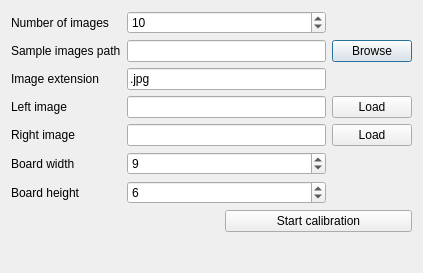
This is testcalibrationdialog.ui in asergiu/camcalib as Qt 5 draws it before an edit. The edited form follows.
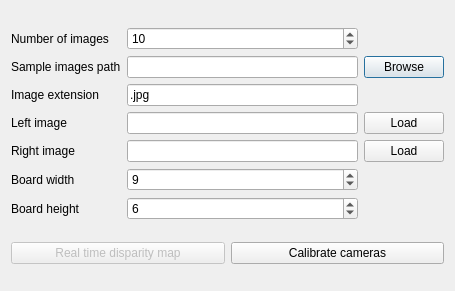
This is the edited form.

Commit message: color disp map

```diff
--- a/testcalibrationdialog.ui
+++ b/testcalibrationdialog.ui
@@ -6,8 +6,8 @@
    <rect>
     <x>0</x>
     <y>0</y>
-    <width>423</width>
-    <height>273</height>
+    <width>455</width>
+    <height>291</height>
    </rect>
   </property>
   <property name="windowTitle">
@@ -132,24 +132,21 @@
     </layout>
    </item>
    <item>
-    <layout class="QFormLayout" name="formLayout">
-     <item row="0" column="0">
-      <spacer name="horizontalSpacer">
-       <property name="orientation">
-        <enum>Qt::Horizontal</enum>
+    <layout class="QHBoxLayout" name="horizontalLayout">
+     <item>
+      <widget class="QPushButton" name="realTimeDisp">
+       <property name="enabled">
+        <bool>false</bool>
        </property>
-       <property name="sizeHint" stdset="0">
-        <size>
-         <width>208</width>
-         <height>20</height>
-        </size>
+       <property name="text">
+        <string>Real time disparity map</string>
        </property>
-      </spacer>
+      </widget>
      </item>
-     <item row="0" column="1">
+     <item>
       <widget class="QPushButton" name="startCalib">
        <property name="text">
-        <string>Start calibration</string>
+        <string>Calibrate cameras</string>
        </property>
       </widget>
      </item>
```
Left out of the diff: 33 changed lines with no effect on the pictures. The commit also changes 22 other files.
